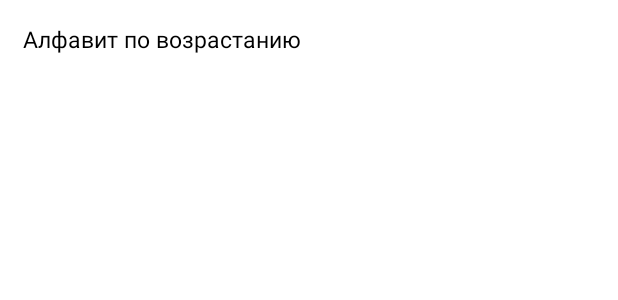
After one commit to EugeneZaukin/CurrencyExchange, an Android app: the layout sort_spinner_item.xml on its own in the app's theme, with its tools: preview values and no code run, on a phone screen of 412 x 824 dp. The commit adds this screen. Shown: the top 300 px of the screen. Run offline under Robolectric (Android 15) with nearby library versions, the phone set to English and light mode, and no system bars.

Commit message:
Add and init sorting spinner

```diff
--- /dev/null
+++ b/app/src/main/res/layout/sort_spinner_item.xml
@@ -0,0 +1,10 @@
+<?xml version="1.0" encoding="utf-8"?>
+<TextView xmlns:android="http://schemas.android.com/apk/res/android"
+    xmlns:tools="http://schemas.android.com/tools"
+    android:id="@+id/tv_sort_text"
+    android:layout_width="match_parent"
+    android:layout_height="wrap_content"
+    android:padding="15dp"
+    android:textColor="@color/black"
+    android:textSize="15sp"
+    tools:text="Алфавит по возрастанию" />
--- a/app/src/main/res/values/strings.xml
+++ b/app/src/main/res/values/strings.xml
@@ -1,4 +1,10 @@
 <resources>
     <string name="app_name">CurrencyExchange</string>
     <string name="full_name_valute_item">%s %s</string>
+
+    <string-array name="sorting_entities">
+        <item>Нет сортировки</item>
+        <item>Алфавит по возрастанию</item>
+        <item>Алфавит по убыванию</item>
+    </string-array>
 </resources>
```
Also changed, not shown: app/src/main/java/com/example/currencyexchange/ui/main/MainFragment.kt (+9 -0 lines), app/src/main/java/com/example/currencyexchange/ui/main/adapters/SortSpinnerAdapter.kt (added, +23 -0 lines), app/src/main/res/layout/fragment_main.xml (+11 -10 lines).
